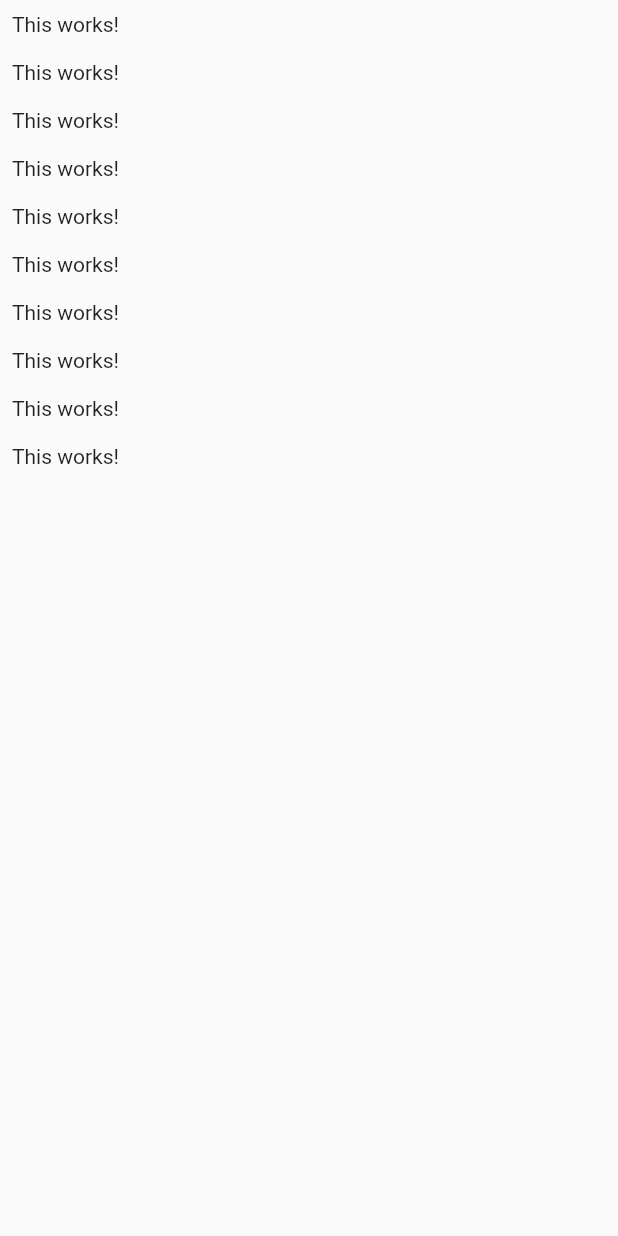
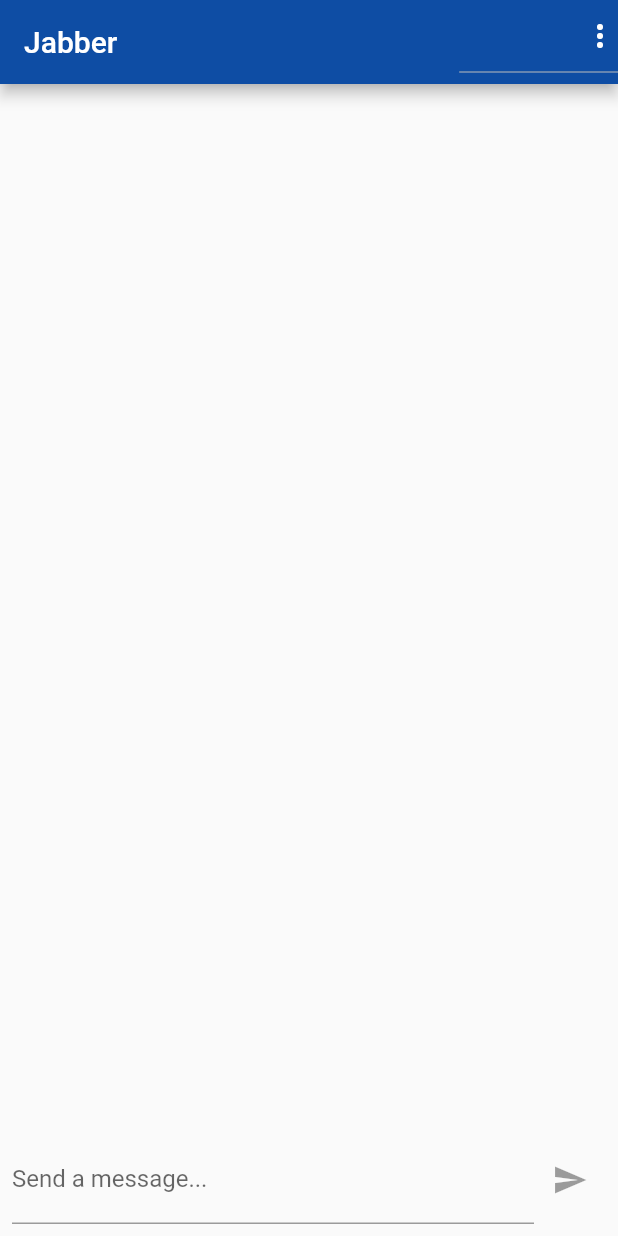
Before and after one commit to kblazeski/jabber-app, a Flutter app: the ChatScreen screen opened directly, on a phone screen of 412 x 824 dp. Run offline on Flutter 3.47's test engine with Material 2 defaults, Android fonts, the light colour scheme and no system bars; our stand-ins replace cloud_firestore, firebase_auth, firebase_core, firebase_storage, image_picker; accounts and stored records are empty.

Commit message:
jabber 0.7.0

```diff
--- a/lib/screens/chat_screen.dart
+++ b/lib/screens/chat_screen.dart
@@ -1,4 +1,9 @@
+import 'package:firebase_auth/firebase_auth.dart';
 import 'package:flutter/material.dart';
+import 'package:cloud_firestore/cloud_firestore.dart';
+import 'package:firebase_core/firebase_core.dart';
+import 'package:jabber_app/widgets/chat/messages.dart';
+import 'package:jabber_app/widgets/chat/new_message.dart';
 
 class ChatScreen extends StatelessWidget {
   const ChatScreen({Key? key}) : super(key: key);
@@ -6,11 +11,44 @@
   @override
   Widget build(BuildContext context) {
     return Scaffold(
-      body: ListView.builder(
-        itemCount: 10,
-        itemBuilder: (ctx, index) => Container(
-          padding: EdgeInsets.all(8),
-          child: Text('This works!'),
+      appBar: AppBar(
+        title: Text('Jabber'),
+        actions: [
+          DropdownButton(
+              icon: Icon(
+                Icons.more_vert,
+                color: Theme.of(context).primaryIconTheme.color,
+              ),
+              items: [
+                DropdownMenuItem(
+                  child: Container(
+                    child: Row(children: [
+                      Icon(
+                        Icons.exit_to_app,
+                        color: Colors.black,
+                      ),
+                      SizedBox(width: 8),
+                      Text('Logout'),
+                    ]),
+                  ),
+                  value: 'logout',
+                ),
+              ],
+              onChanged: (itemIdentifier) {
+                if (itemIdentifier == 'logout') {
+                  FirebaseAuth.instance.signOut();
+                }
+              })
+        ],
+      ),
+      body: Container(
+        child: Column(
+          children: [
+            Expanded(
+              child: Messages(),
+            ),
+            NewMessage(),
+          ],
         ),
       ),
     );
--- /dev/null
+++ b/lib/static/Palette.dart
@@ -0,0 +1,22 @@
+// ignore: file_names
+// ignore_for_file: file_names
+
+import 'package:flutter/material.dart';
+
+class Palette {
+  static const MaterialColor blue = MaterialColor(
+    0xFF0e4da4,
+    <int, Color>{
+      50: Color.fromARGB(255, 17, 112, 242),
+      100: Color.fromARGB(255, 16, 104, 224),
+      200: Color.fromARGB(255, 14, 94, 204),
+      300: Color.fromARGB(255, 14, 90, 196),
+      400: Color.fromARGB(255, 14, 84, 181),
+      500: Color.fromARGB(255, 14, 77, 164),
+      600: Color.fromARGB(255, 13, 69, 145),
+      700: Color.fromARGB(255, 12, 62, 130),
+      800: Color.fromARGB(255, 10, 51, 107),
+      900: Color.fromARGB(255, 8, 42, 89),
+    },
+  );
+}
--- /dev/null
+++ b/lib/widgets/chat/messages.dart
@@ -0,0 +1,41 @@
+import 'package:cloud_firestore/cloud_firestore.dart';
+import 'package:firebase_auth/firebase_auth.dart';
+import 'package:flutter/material.dart';
+import 'package:jabber_app/widgets/chat/message_bubble.dart';
+
+class Messages extends StatelessWidget {
+  const Messages({Key? key}) : super(key: key);
+
+  @override
+  Widget build(BuildContext context) {
+    return StreamBuilder<QuerySnapshot<Map<String, dynamic>>>(
+      stream: FirebaseFirestore.instance
+          .collection('chat')
+          .orderBy(
+            'createdAt',
+            descending: true,
+          )
+          .snapshots(),
+      builder: (ctx, chatSnapshot) {
+        if (chatSnapshot.connectionState == ConnectionState.waiting) {
+          return Center(
+            child: CircularProgressIndicator(),
+          );
+        }
+        final chatDocs = chatSnapshot.data!.docs;
+        return ListView.builder(
+          reverse: true,
+          itemCount: chatDocs.length,
+          itemBuilder: (ctx, index) => MessageBubble(
+            key: ValueKey(chatDocs[index].id),
+            message: chatDocs[index]['text'],
+            username: chatDocs[index]['username'],
+            userImage: chatDocs[index]['userImage'],
+            isCurrentUser: chatDocs[index]['userId'] ==
+                FirebaseAuth.instance.currentUser!.uid,
+          ),
+        );
+      },
+    );
+  }
+}
--- /dev/null
+++ b/lib/widgets/chat/new_message.dart
@@ -0,0 +1,62 @@
+import 'package:cloud_firestore/cloud_firestore.dart';
+import 'package:firebase_auth/firebase_auth.dart';
+import 'package:flutter/material.dart';
+
+class NewMessage extends StatefulWidget {
+  const NewMessage({Key? key}) : super(key: key);
+
+  @override
+  _NewMessageState createState() => _NewMessageState();
+}
+
+class _NewMessageState extends State<NewMessage> {
+  final _controller = new TextEditingController();
+  var _enteredMessage = '';
+
+  void _sendMessage() async {
+    // FocusScope.of(context).unfocus();
+    final user = FirebaseAuth.instance.currentUser;
+    final userData = await FirebaseFirestore.instance
+        .collection('users')
+        .doc(user!.uid)
+        .get();
+    FirebaseFirestore.instance.collection('chat').add(
+      {
+        'text': _enteredMessage,
+        'createdAt': Timestamp.now(),
+        'userId': user!.uid,
+        'username': userData['username'],
+        'userImage': userData['image_url']
+      },
+    );
+    _controller.clear();
+  }
+
+  @override
+  Widget build(BuildContext context) {
+    return Container(
+      margin: EdgeInsets.only(top: 8),
+      padding: EdgeInsets.all(8),
+      child: Row(
+        children: [
+          Expanded(
+            child: TextField(
+              controller: _controller,
+              decoration: InputDecoration(labelText: 'Send a message...'),
+              onChanged: (value) {
+                setState(() {
+                  _enteredMessage = value;
+                });
+              },
+            ),
+          ),
+          IconButton(
+            color: Theme.of(context).primaryColor,
+            icon: Icon(Icons.send),
+            onPressed: _enteredMessage.trim().isEmpty ? null : _sendMessage,
+          ),
+        ],
+      ),
+    );
+  }
+}
--- a/pubspec.yaml
+++ b/pubspec.yaml
@@ -34,6 +34,10 @@
   # The following adds the Cupertino Icons font to your application.
   # Use with the CupertinoIcons class for iOS style icons.
   cupertino_icons: ^1.0.2
+  cloud_firestore: ^3.1.4
+  firebase_auth: ^3.3.3
+  image_picker: ^0.8.4+4
+  firebase_storage: ^10.2.3
 
 dev_dependencies:
   flutter_test:
```
Also changed, not shown: lib/main.dart (+24 -3 lines), lib/screens/auth_screen.dart (+97 -0 lines), lib/widgets/auth/auth_form.dart (added, +159 -0 lines), lib/widgets/chat/message_bubble.dart (added, +97 -0 lines), lib/widgets/pickers/user_image_picker.dart (added, +51 -0 lines), pubspec.lock, 3 other files.
